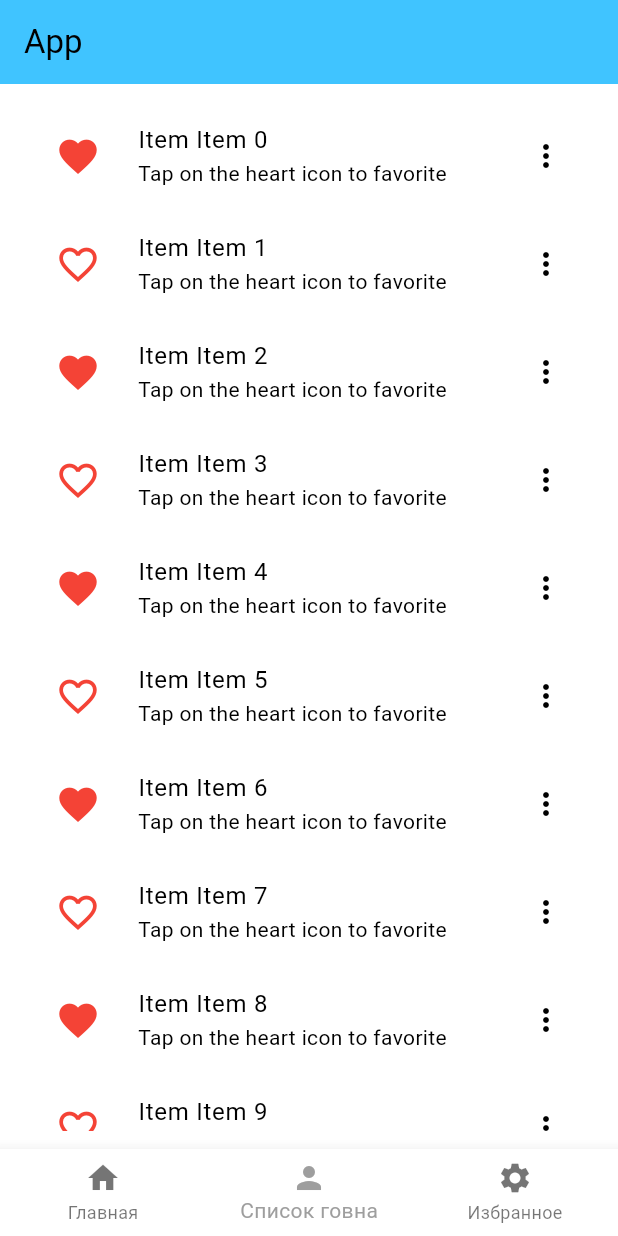
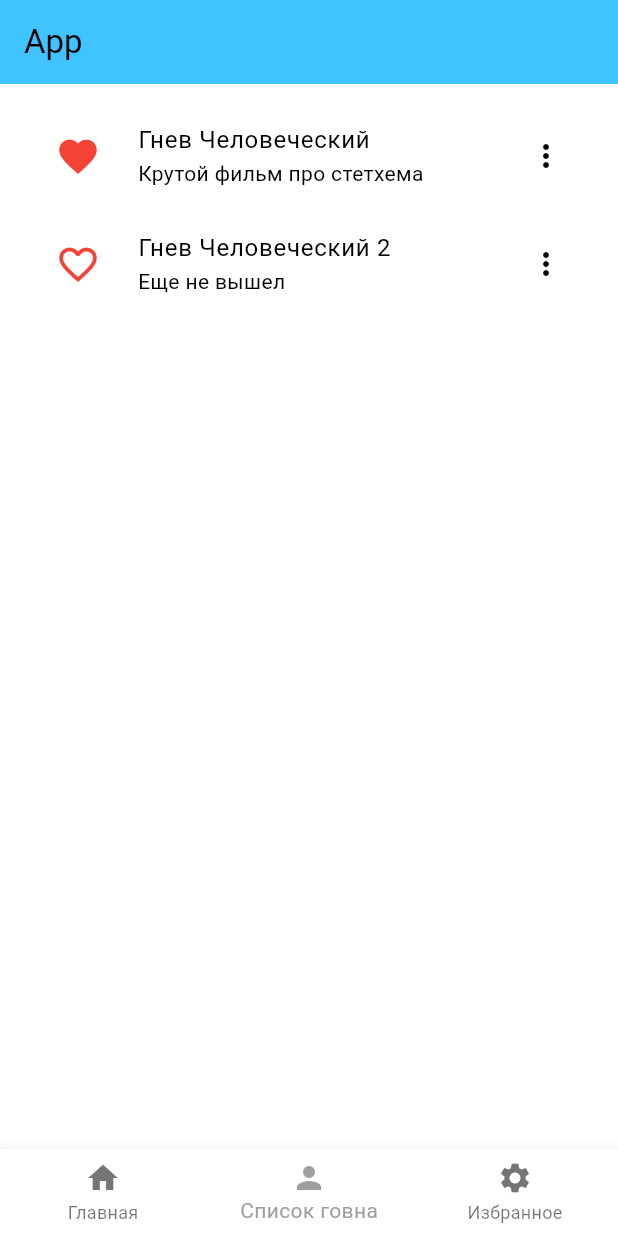
Before and after one commit to LeonMalakov/Flutter-App, a Flutter app: the screen it shows after launch, item 2 of the bottom bar chosen, on a phone screen of 412 x 824 dp. Run offline on Flutter 3.47's test engine with Material 3 defaults, Android fonts, the phone set to English and light mode, and no system bars.

Commit message:
Add item collection

```diff
--- /dev/null
+++ b/flutter_app_client/lib/data/item.dart
@@ -0,0 +1,18 @@
+import 'item_id.dart';
+
+class Item {
+  final ItemId id;
+  final String title;
+  final String subtitle;
+  final String description;
+  final String imageUrl;
+  bool isFavorite = false;
+
+  Item({
+    required this.id,
+    required this.title,
+    required this.subtitle,
+    required this.description,
+    required this.imageUrl,
+  });
+}
--- a/flutter_app_client/lib/globals.dart
+++ b/flutter_app_client/lib/globals.dart
@@ -1,4 +1,6 @@
 import 'package:flutter_app_client/services/auth_service.dart';
+import 'package:flutter_app_client/services/item_collection_service.dart';
+import 'package:flutter_app_client/services/item_operations_service.dart';
 import 'package:flutter_app_client/services/screen_service.dart';
 
 import 'factories/item_popup_factory.dart';
@@ -11,6 +13,8 @@ class Globals {
 class Services {
   final auth = AuthService();
   final screen = ScreenService();
+  final itemCollection = ItemCollectionService();
+  final itemOperations = ItemOperationsService();
 }
 
 class Factories {
--- a/flutter_app_client/lib/screens/list_screen.dart
+++ b/flutter_app_client/lib/screens/list_screen.dart
@@ -1,4 +1,5 @@
 import 'package:flutter/material.dart';
+import 'package:flutter_app_client/data/item.dart';
 import 'package:flutter_app_client/data/item_id.dart';
 import 'package:flutter_app_client/screens/item_popup.dart';
 import 'package:flutter_app_client/screens/widgets/list_screen_item.dart';
@@ -13,37 +14,40 @@ class ListScreen extends StatefulWidget {
 }
 
 class _ListScreenState extends State<ListScreen> {
-  final List<String> items = List<String>.generate(10000, (i) => "Item $i");
+  late final List<Item> _items;
+
+  _ListScreenState() {
+     _items = Globals.services.itemCollection.getAll();
+  }
 
   void _onFavoriteClicked(ItemId id) {
-    ScaffoldMessenger.of(context).showSnackBar(
-      const SnackBar(content: Text('Item favorite clicked')),
-    );
+    setState(() {
+      Globals.services.itemOperations.toggleFavorite(id);
+    });
   }
 
   void _onClicked(ItemId id) {
+    final item = Globals.services.itemCollection.get(id);
+
+    if(item == null) {
+      return;
+    }
+
     Globals.services.screen.openPopup(
         context,
         Globals.factories.itemPopup.create(ItemPopupArgs(
-            itemId: id,
-            onFavoriteClicked: _onFavoriteClicked
+            item: item
         ))
     );
-
-    /*ScaffoldMessenger.of(context).showSnackBar(
-      const SnackBar(content: Text('Item clicked')),
-    );*/
   }
 
   @override
   Widget build(BuildContext context) {
     return  ListView.builder(
-        itemCount: items.length,
+        itemCount: _items.length,
         itemBuilder: (context, index) {
           return ListScreenItem(
-            id: ItemId(index),
-            title: 'Item ${items[index]}',
-            subtitle: 'Tap on the heart icon to favorite',
+            item: _items[index],
             onFavoriteClicked: _onFavoriteClicked,
             onClicked: _onClicked,
           );
--- a/flutter_app_client/lib/screens/widgets/list_screen_item.dart
+++ b/flutter_app_client/lib/screens/widgets/list_screen_item.dart
@@ -1,20 +1,17 @@
 import 'package:flutter/material.dart';
 import 'package:flutter_app_client/screens/widgets/favorite_button.dart';
 
+import '../../data/item.dart';
 import '../../data/item_id.dart';
 
 class ListScreenItem extends StatelessWidget {
-  final ItemId id;
-  final String title;
-  final String subtitle;
+  final Item item;
   final Function(ItemId) onFavoriteClicked;
   final Function(ItemId) onClicked;
 
   const ListScreenItem({
     super.key,
-    required this.id,
-    required this.title,
-    required this.subtitle,
+    required this.item,
     required this.onFavoriteClicked,
     required this.onClicked,
   });
@@ -23,17 +20,22 @@ class ListScreenItem extends StatelessWidget {
   Widget build(BuildContext context) {
     return ListTile(
       leading: FavoriteButton(
-        isFavorite: id.value % 2 == 0,
+        isFavorite: item.isFavorite,
         onPressed: () {
-          onFavoriteClicked(id);
+          onFavoriteClicked(item.id);
         },
         size: 30,
       ),
-      title: Text(title),
-      subtitle: Text(subtitle),
+      title: Text(item.title),
+      subtitle: Text(
+        item.subtitle,
+        overflow: TextOverflow.ellipsis,
+        maxLines: 1,
+        softWrap: false,
+      ),
       trailing: const Icon(Icons.more_vert),
       onTap: () {
-        onClicked(id);
+        onClicked(item.id);
       },
     );
   }
```
Also changed, not shown: flutter_app_client/lib/screens/item_popup.dart (+19 -14 lines), flutter_app_client/lib/services/item_collection_service.dart (added, +47 -0 lines), flutter_app_client/lib/services/item_operations_service.dart (added, +16 -0 lines).
